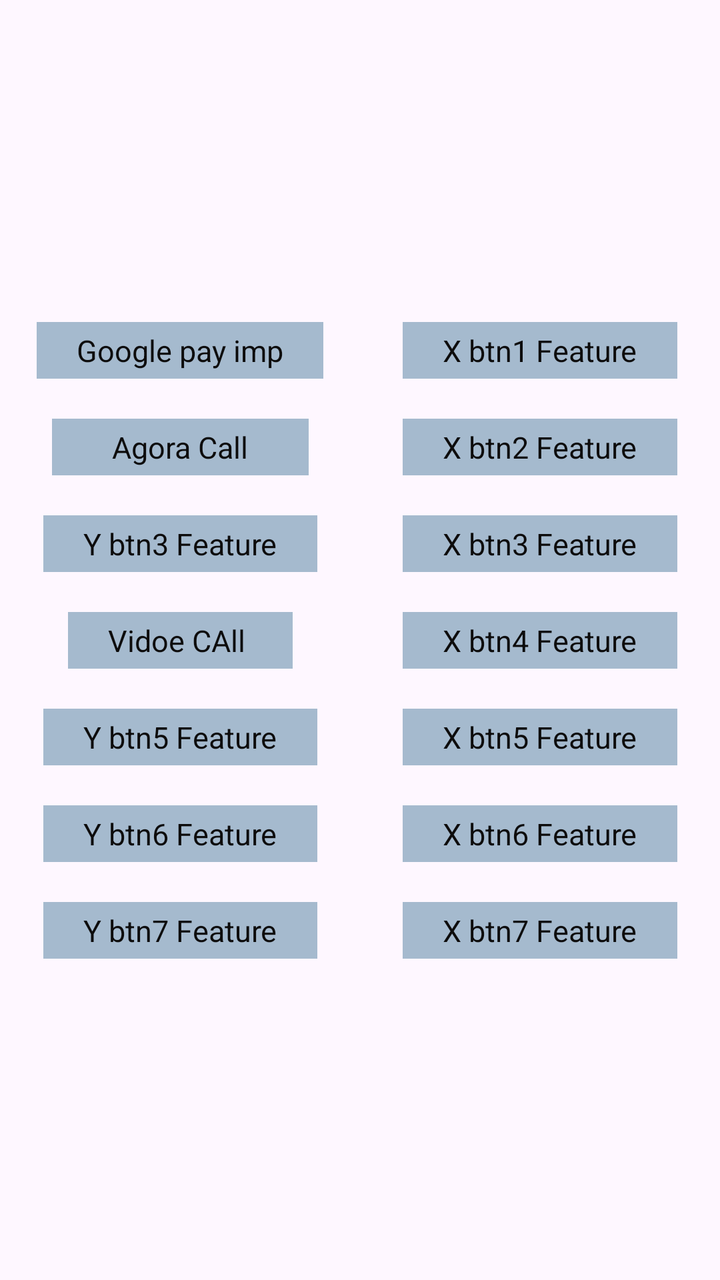
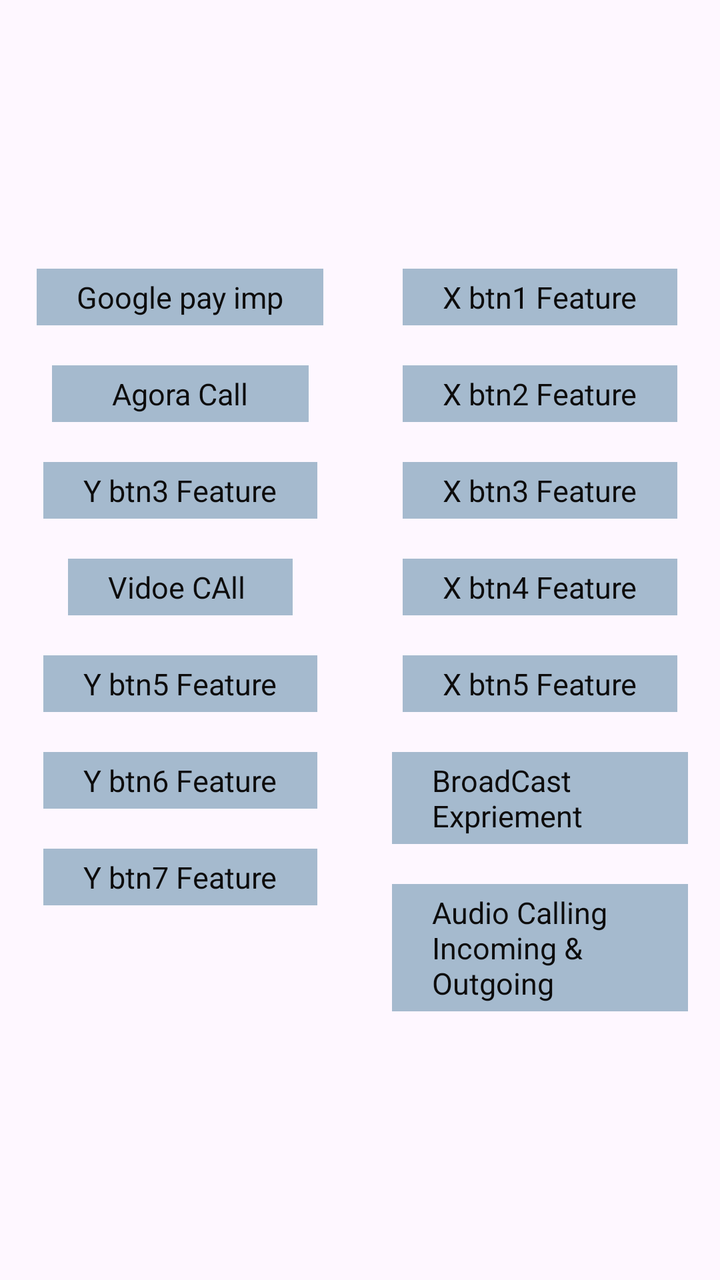

Compare the two renders of this Android layout. The source of the first and the diff that turns it into the second are given below.
<!-- AndroidManifest.xml: application theme Theme.Kotlin_Android_DSA_Experiment -->
<!-- res/layout/activity_wel_come_screen.xml -->
<?xml version="1.0" encoding="utf-8"?>
<androidx.constraintlayout.widget.ConstraintLayout xmlns:android="http://schemas.android.com/apk/res/android"
    xmlns:app="http://schemas.android.com/apk/res-auto"
    xmlns:tools="http://schemas.android.com/tools"
    android:id="@+id/main"
    android:layout_width="match_parent"
    android:layout_height="match_parent"
    tools:context=".WelComeScreen">


    <androidx.constraintlayout.widget.ConstraintLayout
        android:id="@+id/contraintlayout_ScreenName_l1"
        android:layout_width="match_parent"
        android:layout_height="wrap_content"
        app:layout_constraintBottom_toBottomOf="parent"

        app:layout_constraintEnd_toEndOf="parent"
        app:layout_constraintStart_toStartOf="parent"

        app:layout_constraintTop_toTopOf="parent">

        <androidx.constraintlayout.widget.ConstraintLayout
            android:id="@+id/con1"
            android:layout_width="0dp"
            android:layout_height="match_parent"
            android:padding="16dp"
            app:layout_constraintEnd_toStartOf="@+id/con2"
            app:layout_constraintStart_toStartOf="parent">

            <TextView
                android:id="@+id/textview_screenName_btn1"
                android:layout_width="wrap_content"
                android:layout_height="wrap_content"
                android:background="#A5BACE"
                android:paddingHorizontal="20dp"
                android:paddingVertical="4dp"
                android:text="Google pay imp"

                android:textColor="#0D0C0C"
                android:textSize="15dp"
                app:layout_constraintEnd_toEndOf="parent"
                app:layout_constraintStart_toStartOf="parent"
                app:layout_constraintTop_toTopOf="parent" />

            <TextView
                android:id="@+id/textview_screenName_agora_call"
                android:layout_width="wrap_content"
                android:layout_height="wrap_content"
                android:layout_marginTop="20dp"
                android:background="#A5BACE"
                android:paddingHorizontal="30dp"
                android:paddingVertical="4dp"
                android:text="Agora Call"
                android:textColor="#0D0C0C"
                android:textSize="15dp"
                app:layout_constraintEnd_toEndOf="parent"
                app:layout_constraintStart_toStartOf="parent"
                app:layout_constraintTop_toBottomOf="@+id/textview_screenName_btn1" />

            <TextView
                android:id="@+id/textview_screenName_btn3"
                android:layout_width="wrap_content"
                android:layout_height="wrap_content"
                android:layout_marginTop="20dp"
                android:background="#A5BACE"
                android:paddingHorizontal="20dp"

                android:paddingVertical="4dp"
                android:text="Y btn3 Feature"
                android:textColor="#0D0C0C"
                android:textSize="15dp"

                app:layout_constraintEnd_toEndOf="parent"
                app:layout_constraintStart_toStartOf="parent"
                app:layout_constraintTop_toBottomOf="@+id/textview_screenName_agora_call" />

            <TextView
                android:id="@+id/textview_screenName_btn4"
                android:layout_width="wrap_content"
                android:layout_height="wrap_content"
                android:layout_marginTop="20dp"
                android:background="#A5BACE"
                android:paddingHorizontal="20dp"
                android:paddingVertical="4dp"
                android:text="Vidoe CAll "
                android:textColor="#0D0C0C"
                android:textSize="15dp"

                app:layout_constraintEnd_toEndOf="parent"
                app:layout_constraintStart_toStartOf="parent"
                app:layout_constraintTop_toBottomOf="@+id/textview_screenName_btn3" />

            <TextView
                android:id="@+id/textview_screenName_btn5"
                android:layout_width="wrap_content"
                android:layout_height="wrap_content"
                android:layout_marginTop="20dp"
                android:background="#A5BACE"
                android:paddingHorizontal="20dp"
                android:paddingVertical="4dp"
                android:text="Y btn5 Feature"
                android:textColor="#0D0C0C"
                android:textSize="15dp"

                app:layout_constraintEnd_toEndOf="parent"
                app:layout_constraintStart_toStartOf="parent"
                app:layout_constraintTop_toBottomOf="@+id/textview_screenName_btn4" />

            <TextView
                android:id="@+id/textview_screenName_btn6"
                android:layout_width="wrap_content"
                android:layout_height="wrap_content"
                android:layout_marginTop="20dp"
                android:background="#A5BACE"
                android:paddingHorizontal="20dp"
                android:paddingVertical="4dp"
                android:text="Y btn6 Feature"
                android:textColor="#0D0C0C"
                android:textSize="15dp"

                app:layout_constraintEnd_toEndOf="parent"
                app:layout_constraintStart_toStartOf="parent"
                app:layout_constraintTop_toBottomOf="@+id/textview_screenName_btn5" />


            <TextView
                android:id="@+id/textview_screenName_btn7"
                android:layout_width="wrap_content"
                android:layout_height="wrap_content"
                android:layout_marginTop="20dp"
                android:background="#A5BACE"
                android:paddingHorizontal="20dp"
                android:paddingVertical="4dp"
                android:text="Y btn7 Feature"
                android:textColor="#0D0C0C"
                android:textSize="15dp"
                app:layout_constraintEnd_toEndOf="parent"
                app:layout_constraintStart_toStartOf="parent"
                app:layout_constraintTop_toBottomOf="@+id/textview_screenName_btn6" />


        </androidx.constraintlayout.widget.ConstraintLayout>

        <androidx.constraintlayout.widget.ConstraintLayout
            android:id="@+id/con2"
            android:layout_width="0dp"
            android:layout_height="match_parent"
            android:padding="16dp"

            app:layout_constraintEnd_toEndOf="parent"
            app:layout_constraintStart_toEndOf="@+id/con1">

            <TextView
                android:id="@+id/textview_right_btn1"
                android:layout_width="wrap_content"
                android:layout_height="wrap_content"
                android:background="#A5BACE"
                android:paddingHorizontal="20dp"
                android:paddingVertical="4dp"
                android:text="X btn1 Feature"

                android:textColor="#0D0C0C"
                android:textSize="15dp"
                app:layout_constraintEnd_toEndOf="parent"
                app:layout_constraintStart_toStartOf="parent"
                app:layout_constraintTop_toTopOf="parent" />

            <TextView
                android:id="@+id/textview_right_btn2"
                android:layout_width="wrap_content"
                android:layout_height="wrap_content"
                android:layout_marginTop="20dp"
                android:background="#A5BACE"
                android:paddingHorizontal="20dp"
                android:paddingVertical="4dp"
                android:text="X btn2 Feature"
                android:textColor="#0D0C0C"
                android:textSize="15dp"
                app:layout_constraintEnd_toEndOf="parent"
                app:layout_constraintStart_toStartOf="parent"
                app:layout_constraintTop_toBottomOf="@+id/textview_right_btn1" />

            <TextView
                android:id="@+id/textview_right_btn3"
                android:layout_width="wrap_content"
                android:layout_height="wrap_content"
                android:layout_marginTop="20dp"
                android:background="#A5BACE"
                android:paddingHorizontal="20dp"

                android:paddingVertical="4dp"
                android:text="X btn3 Feature"
                android:textColor="#0D0C0C"
                android:textSize="15dp"

                app:layout_constraintEnd_toEndOf="parent"
                app:layout_constraintStart_toStartOf="parent"
                app:layout_constraintTop_toBottomOf="@+id/textview_right_btn2" />

            <TextView
                android:id="@+id/textview_right_btn4"
                android:layout_width="wrap_content"
                android:layout_height="wrap_content"
                android:layout_marginTop="20dp"
                android:background="#A5BACE"
                android:paddingHorizontal="20dp"
                android:paddingVertical="4dp"
                android:text="X btn4 Feature"
                android:textColor="#0D0C0C"
                android:textSize="15dp"

                app:layout_constraintEnd_toEndOf="parent"
                app:layout_constraintStart_toStartOf="parent"
                app:layout_constraintTop_toBottomOf="@+id/textview_right_btn3" />

            <TextView
                android:id="@+id/textview_right_btn5"
                android:layout_width="wrap_content"
                android:layout_height="wrap_content"
                android:layout_marginTop="20dp"
                android:background="#A5BACE"
                android:paddingHorizontal="20dp"
                android:paddingVertical="4dp"
                android:text="X btn5 Feature"
                android:textColor="#0D0C0C"
                android:textSize="15dp"

                app:layout_constraintEnd_toEndOf="parent"
                app:layout_constraintStart_toStartOf="parent"
                app:layout_constraintTop_toBottomOf="@+id/textview_right_btn4" />

            <TextView
                android:id="@+id/textview_right_btn6"
                android:layout_width="wrap_content"
                android:layout_height="wrap_content"
                android:layout_marginTop="20dp"
                android:background="#A5BACE"
                android:paddingHorizontal="20dp"
                android:paddingVertical="4dp"
                android:text="X btn6 Feature"
                android:textColor="#0D0C0C"
                android:textSize="15dp"

                app:layout_constraintEnd_toEndOf="parent"
                app:layout_constraintStart_toStartOf="parent"
                app:layout_constraintTop_toBottomOf="@+id/textview_right_btn5" />


            <TextView
                android:id="@+id/textview_right_btn7"
                android:layout_width="wrap_content"
                android:layout_height="wrap_content"
                android:layout_marginTop="20dp"
                android:background="#A5BACE"
                android:paddingHorizontal="20dp"
                android:paddingVertical="4dp"
                android:text="X btn7 Feature"
                android:textColor="#0D0C0C"
                android:textSize="15dp"

                app:layout_constraintEnd_toEndOf="parent"
                app:layout_constraintStart_toStartOf="parent"
                app:layout_constraintTop_toBottomOf="@+id/textview_right_btn6" />


        </androidx.constraintlayout.widget.ConstraintLayout>

    </androidx.constraintlayout.widget.ConstraintLayout>


</androidx.constraintlayout.widget.ConstraintLayout>
<!-- resources referenced by this layout -->
<resources>
  <style name="Theme.Kotlin_Android_DSA_Experiment" parent="Base.Theme.Kotlin_Android_DSA_Experiment" />
  <style name="Base.Theme.Kotlin_Android_DSA_Experiment" parent="Theme.Material3.DayNight.NoActionBar">
          
          
      </style>
</resources>

<!-- the commit's change to res/layout/activity_wel_come_screen.xml (unified diff, before → after) -->
@@ -237,7 +237,7 @@
                 android:background="#A5BACE"
                 android:paddingHorizontal="20dp"
                 android:paddingVertical="4dp"
-                android:text="X btn6 Feature"
+                android:text="BroadCast Expriement"
                 android:textColor="#0D0C0C"
                 android:textSize="15dp"
 
@@ -254,10 +254,9 @@
                 android:background="#A5BACE"
                 android:paddingHorizontal="20dp"
                 android:paddingVertical="4dp"
-                android:text="X btn7 Feature"
-                android:textColor="#0D0C0C"
-                android:textSize="15dp"
-
+                android:text="Audio Calling Incoming &amp; Outgoing "
+                android:textColor="#0D0C0C"
+                android:textSize="15dp"
                 app:layout_constraintEnd_toEndOf="parent"
                 app:layout_constraintStart_toStartOf="parent"
                 app:layout_constraintTop_toBottomOf="@+id/textview_right_btn6" />
